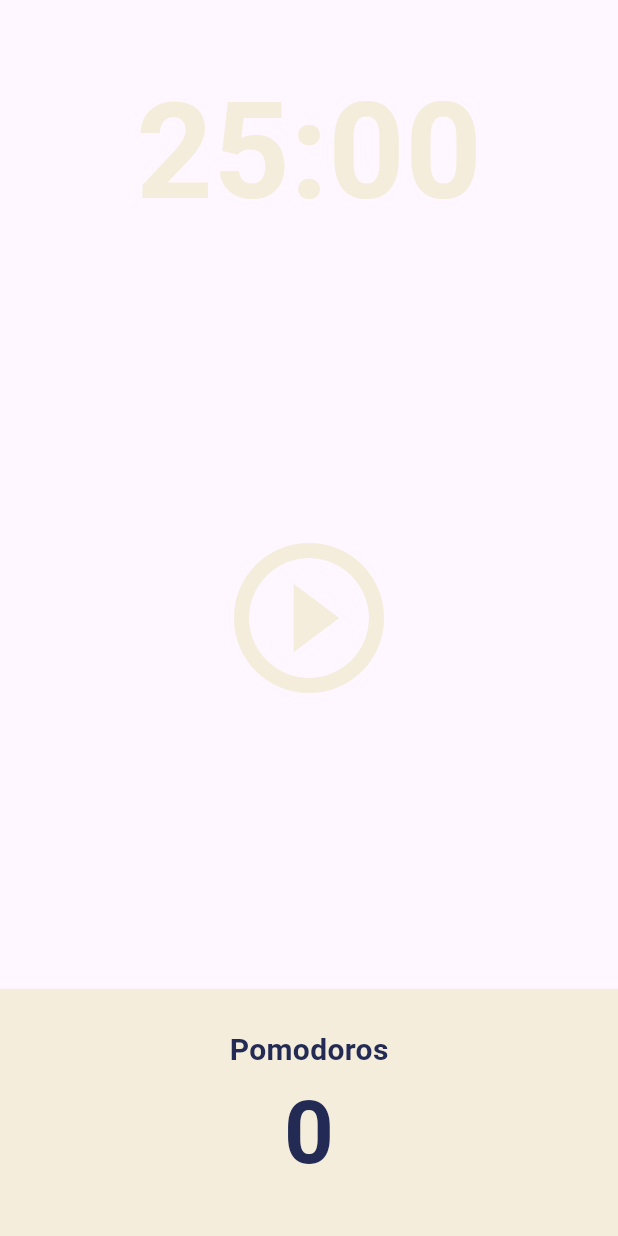
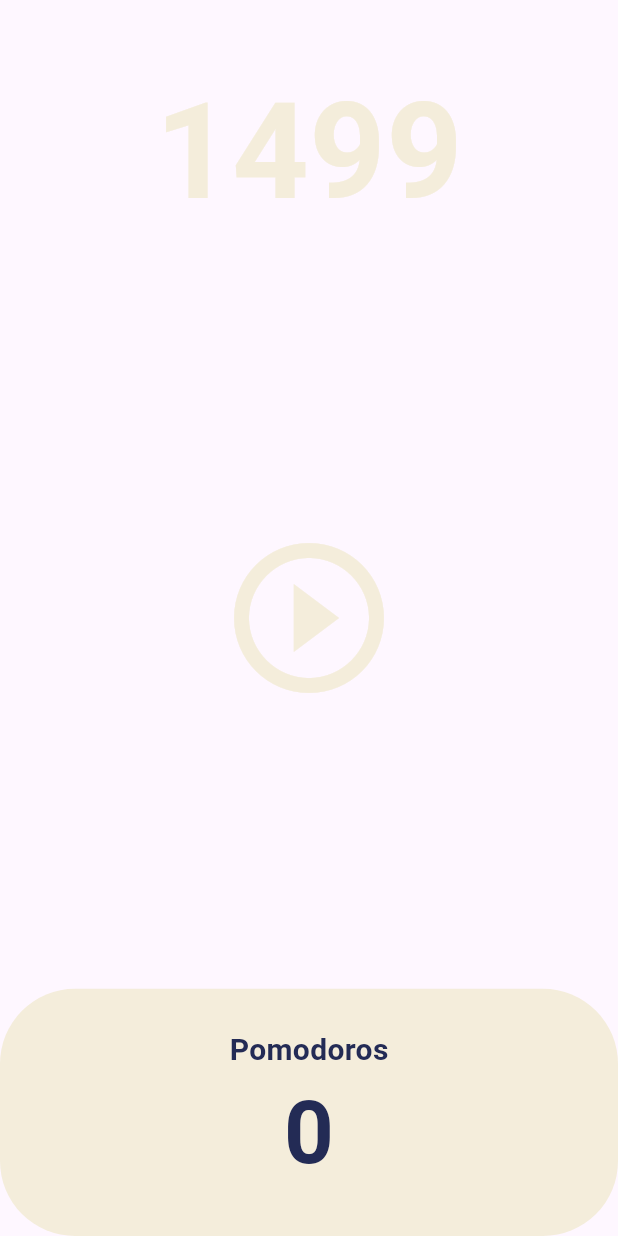
Before and after one commit to nahy-512/Flutter, a Flutter app: the screen it shows after launch, after a tap on the "play circle outline" icon, on a phone screen of 412 x 824 dp. Run offline on Flutter 3.47's test engine with Material 3 defaults, Android fonts, the phone set to English and light mode, and no system bars.

```diff
--- a/app/pomodoro/lib/screens/home_screen.dart
+++ b/app/pomodoro/lib/screens/home_screen.dart
@@ -1,3 +1,5 @@
+import 'dart:async';
+
 import 'package:flutter/material.dart';
 
 
@@ -9,6 +11,25 @@ class HomeScreen extends StatefulWidget {
 }
 
 class _HomeScreenState extends State<HomeScreen> {
+
+  int totalSeconds = 1500; // 25 minutes
+  late Timer timer;
+
+   // 매번 타이머가 바뀔 때마다 HomeScreenWidget의 setState를 실행
+   void onTick(Timer timer) {
+     setState(() {
+       totalSeconds--;
+     });
+   }
+
+  // 카운트를 시작할 함수
+  void onStartPressed() {
+    timer = Timer.periodic(
+      const Duration(seconds: 1),
+      onTick,
+    );
+  }
+
   @override
   Widget build(BuildContext context) {
     return Scaffold(
@@ -20,7 +41,7 @@ class _HomeScreenState extends State<HomeScreen> {
             child: Container(
               alignment: Alignment.bottomCenter,
               child: Text(
-                '25:00',
+                '$totalSeconds',
                 style: TextStyle(
                   color: Theme.of(context).cardColor,
                   fontSize: 89,
@@ -35,7 +56,7 @@ class _HomeScreenState extends State<HomeScreen> {
               child: IconButton(
                 iconSize: 120,
                 color: Theme.of(context).cardColor,
-                onPressed: () {},
+                onPressed: onStartPressed,
                 icon: Icon(Icons.play_circle_outline),
               ),
             ),
@@ -47,7 +68,8 @@ class _HomeScreenState extends State<HomeScreen> {
                 Expanded(
                   child: Container(
                     decoration: BoxDecoration(
-                      color: Theme.of(context).cardColor
+                      color: Theme.of(context).cardColor,
+                      borderRadius: BorderRadius.circular(50)
                     ),
                     child: Column(
                       mainAxisAlignment: MainAxisAlignment.center,
```
